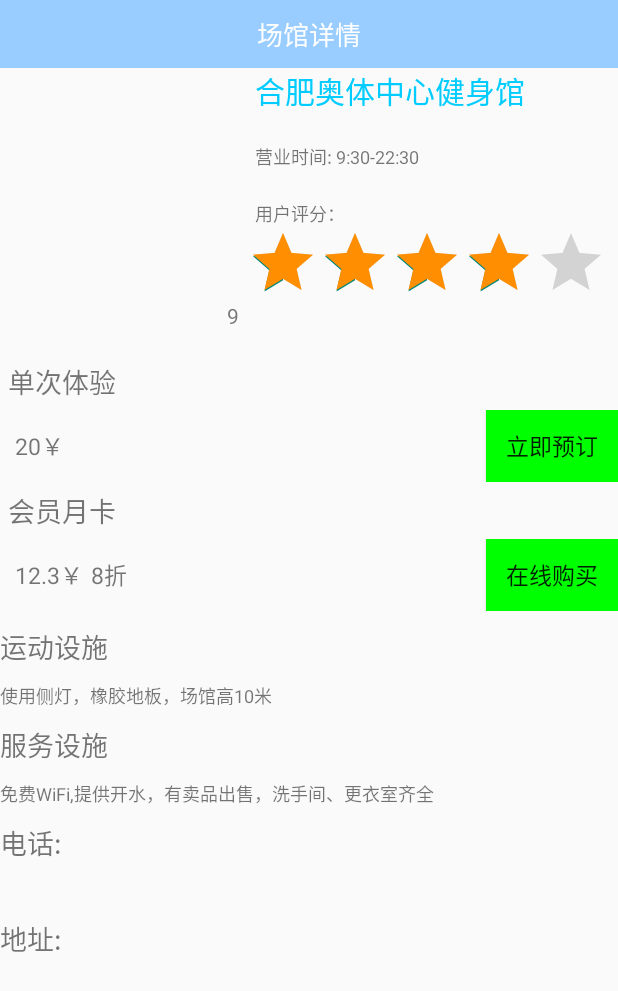
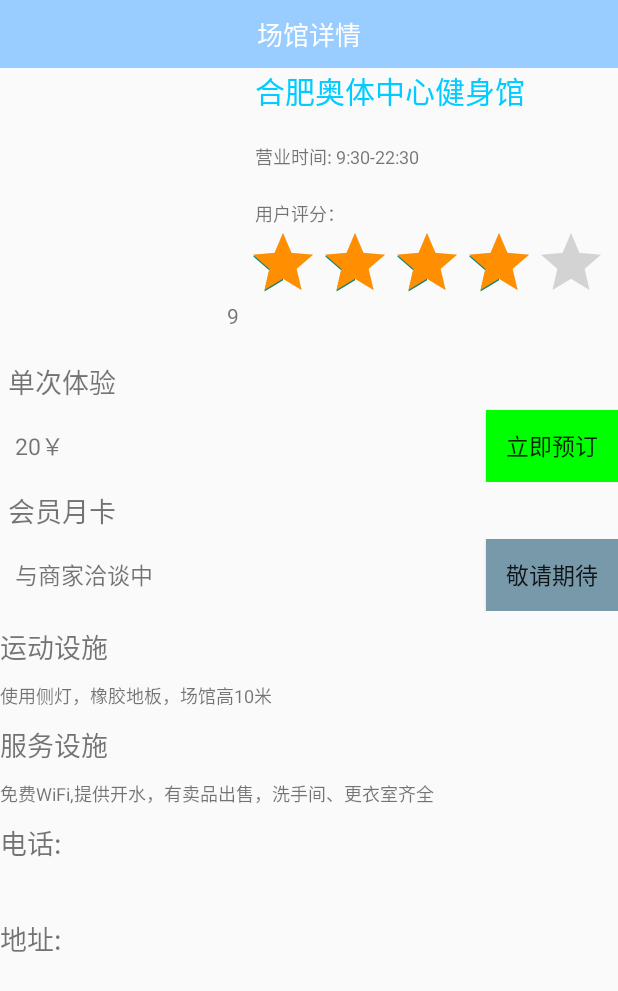
Before and after one commit to Guo-Dong-Ba-Team/guodong, an Android app: the SportVenueDetailActivity screen opened directly, with no data from a screen before it, on a phone screen of 412 x 824 dp. Shown: the top 991 px of the screen. Run offline under Robolectric (Android 15) with nearby library versions, the phone set to English and light mode, and no system bars.

Commit message:
修改登录头像和和会员月卡部分

```diff
--- a/app/src/main/java/com/guodong/activity/LoginActivity.java
+++ b/app/src/main/java/com/guodong/activity/LoginActivity.java
@@ -126,7 +126,6 @@ public class LoginActivity extends Activity
                 loginByGet(phone, password);
             }
 
-            ;
         }.start();
     }
 
--- a/app/src/main/java/com/guodong/activity/OrderDetailActivity.java
+++ b/app/src/main/java/com/guodong/activity/OrderDetailActivity.java
@@ -64,6 +64,8 @@ public class OrderDetailActivity extends Activity
                         public void run()
                         {
                             //转到未消费订单页面
+                            MainActivity.actionStart(OrderDetailActivity.this, 1);
+                            finish();
                         }
                     }, 1000);
 
--- a/app/src/main/java/com/guodong/activity/PaySelectActivity.java
+++ b/app/src/main/java/com/guodong/activity/PaySelectActivity.java
@@ -113,7 +113,7 @@ public class PaySelectActivity extends Activity{
                 default:
                     break;
             }
-        };
+        }
     };
 
     /**
--- a/app/src/main/java/com/guodong/activity/RegisterActivity.java
+++ b/app/src/main/java/com/guodong/activity/RegisterActivity.java
@@ -116,7 +116,6 @@ public class RegisterActivity extends Activity
                     registerByGet(username, password, phone);
                 }
 
-                ;
             }.start();
 
         }
--- a/app/src/main/java/com/guodong/activity/SportVenueDetailActivity.java
+++ b/app/src/main/java/com/guodong/activity/SportVenueDetailActivity.java
@@ -87,7 +87,7 @@ public class SportVenueDetailActivity extends Activity
                             openTimeTextview.setText("营业时间: " + gymDetail.getOpen_time());
                             ratingBar.setRating(gymDetail.getStar_level());
                             singlePriceTextview.setText("￥" + gymDetail.getSingle_price());
-                            vipPriceTextview.setText("￥" + gymDetail.getVip_price());
+//                            vipPriceTextview.setText("￥" + gymDetail.getVip_price());
                             facilityTextview.setText(gymDetail.getHardware());
                             serviceTextview.setText(gymDetail.getService());
                             addressTextview.setText(gymDetail.getAddress_detail());
@@ -137,7 +137,7 @@ public class SportVenueDetailActivity extends Activity
         openTimeTextview = (TextView) findViewById(R.id.detail_open_time);
         ratingBar = (RatingBar) findViewById(R.id.detail_rating);
         singlePriceTextview = (TextView) findViewById(R.id.detail_single_price);
-        vipPriceTextview = (TextView) findViewById(R.id.detail_vip_price);
+       // vipPriceTextview = (TextView) findViewById(R.id.detail_vip_price);
         facilityTextview = (TextView) findViewById(R.id.detail_facility);
         serviceTextview = (TextView) findViewById(R.id.detail_service);
         imageView = (NetworkImageView) findViewById(R.id.detail_show_image);
--- a/app/src/main/res/layout/activity_userinfo.xml
+++ b/app/src/main/res/layout/activity_userinfo.xml
@@ -36,7 +36,7 @@
         <ImageView
             android:layout_width="40dp"
             android:layout_height="40dp"
-            android:src="@drawable/login_pic"
+            android:src="@drawable/iconfont_nan"
             android:layout_marginTop="5dp"
             android:layout_marginBottom="5dp"
             android:layout_gravity="center_vertical"/>
--- a/app/src/main/res/layout/mine_fragment.xml
+++ b/app/src/main/res/layout/mine_fragment.xml
@@ -16,7 +16,7 @@
         <ImageView
             android:layout_width="wrap_content"
             android:layout_height="wrap_content"
-            android:src="@drawable/login_pic"
+            android:src="@drawable/iconfont_nan"
             android:layout_gravity="center"
             android:layout_marginTop="45dp"/>
         <TextView
--- a/app/src/main/res/layout/sport_venue_detail_vip.xml
+++ b/app/src/main/res/layout/sport_venue_detail_vip.xml
@@ -17,35 +17,44 @@
         android:layout_width="match_parent"
         android:layout_height="wrap_content"
        >
-
         <TextView
-            android:id="@+id/detail_vip_price"
+            android:id="@+id/tv_not_finish"
             android:layout_width="wrap_content"
             android:layout_height="wrap_content"
             android:layout_marginLeft="10dp"
             android:layout_centerVertical="true"
             android:textSize="15sp"
-            android:text="12.3￥"
+            android:text="与商家洽谈中"
             />
 
-        <TextView
-            android:id="@+id/detail_discount"
-            android:layout_width="wrap_content"
-            android:layout_height="wrap_content"
-            android:layout_toRightOf="@+id/detail_vip_price"
-            android:layout_centerVertical="true"
-            android:layout_marginLeft="5dp"
-            android:textSize="15sp"
-            android:text="8折"
-            />
+        <!--<TextView-->
+            <!--android:id="@+id/detail_vip_price"-->
+            <!--android:layout_width="wrap_content"-->
+            <!--android:layout_height="wrap_content"-->
+            <!--android:layout_marginLeft="10dp"-->
+            <!--android:layout_centerVertical="true"-->
+            <!--android:textSize="15sp"-->
+            <!--android:text="12.3￥"-->
+            <!--/>-->
+
+        <!--<TextView-->
+            <!--android:id="@+id/detail_discount"-->
+            <!--android:layout_width="wrap_content"-->
+            <!--android:layout_height="wrap_content"-->
+            <!--android:layout_toRightOf="@+id/detail_vip_price"-->
+            <!--android:layout_centerVertical="true"-->
+            <!--android:layout_marginLeft="5dp"-->
+            <!--android:textSize="15sp"-->
+            <!--android:text="8折"-->
+            <!--/>-->
         <Button
             android:id="@+id/btn_vip_buy"
             android:layout_width="wrap_content"
             android:layout_height="wrap_content"
             android:layout_alignParentRight="true"
-            android:background="#0f0"
+            android:background="#79a"
             android:textSize="15dp"
-            android:text="在线购买"
+            android:text="敬请期待"
             />
     </RelativeLayout>
 
```
Also changed, not shown: app/src/main/res/drawable/iconfont_nan.png (added), app/src/main/res/drawable/iconfont_nv.png (added).
